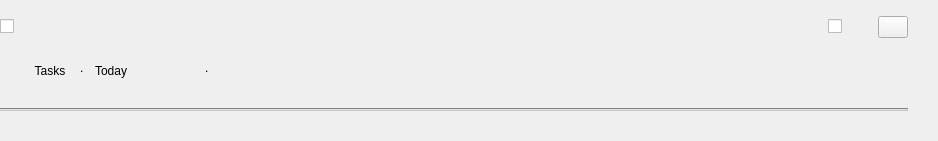
Brunowar12/Plan-My-Day, file assets/UI/task.ui: the form before one commit.
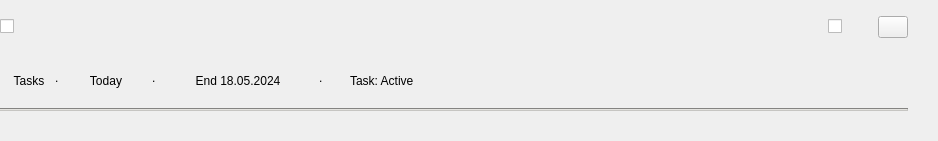
The form after the commit. Icons and pictures are not drawn.

The edit to the form file:
```diff
--- a/assets/UI/task.ui
+++ b/assets/UI/task.ui
@@ -120,21 +120,6 @@
    <item>
     <widget class="QWidget" name="sub_widget" native="true">
      <layout class="QHBoxLayout" name="horizontalLayout_2">
-      <property name="spacing">
-       <number>10</number>
-      </property>
-      <property name="leftMargin">
-       <number>30</number>
-      </property>
-      <property name="topMargin">
-       <number>0</number>
-      </property>
-      <property name="rightMargin">
-       <number>0</number>
-      </property>
-      <property name="bottomMargin">
-       <number>20</number>
-      </property>
       <item>
        <widget class="QLabel" name="task_label">
         <property name="maximumSize">
@@ -171,7 +156,7 @@
        <widget class="QLabel" name="label_day">
         <property name="maximumSize">
          <size>
-          <width>100</width>
+          <width>80</width>
           <height>20</height>
          </size>
         </property>
@@ -179,7 +164,39 @@
          <string>Today</string>
         </property>
         <property name="alignment">
-         <set>Qt::AlignLeading|Qt::AlignLeft|Qt::AlignVCenter</set>
+         <set>Qt::AlignCenter</set>
+        </property>
+       </widget>
+      </item>
+      <item>
+       <widget class="QLabel" name="label_space_3">
+        <property name="maximumSize">
+         <size>
+          <width>5</width>
+          <height>20</height>
+         </size>
+        </property>
+        <property name="text">
+         <string>.</string>
+        </property>
+        <property name="alignment">
+         <set>Qt::AlignLeading|Qt::AlignLeft|Qt::AlignTop</set>
+        </property>
+       </widget>
+      </item>
+      <item>
+       <widget class="QLabel" name="task_label_end">
+        <property name="maximumSize">
+         <size>
+          <width>150</width>
+          <height>20</height>
+         </size>
+        </property>
+        <property name="text">
+         <string>End 18.05.2024</string>
+        </property>
+        <property name="alignment">
+         <set>Qt::AlignCenter</set>
         </property>
        </widget>
       </item>
@@ -187,7 +204,7 @@
        <widget class="QLabel" name="label_space_2">
         <property name="maximumSize">
          <size>
-          <width>16777215</width>
+          <width>25</width>
           <height>20</height>
          </size>
         </property>
@@ -199,6 +216,16 @@
         </property>
        </widget>
       </item>
+      <item>
+       <widget class="QLabel" name="label_task_status">
+        <property name="text">
+         <string>Task: Active</string>
+        </property>
+        <property name="alignment">
+         <set>Qt::AlignLeading|Qt::AlignLeft|Qt::AlignVCenter</set>
+        </property>
+       </widget>
+      </item>
      </layout>
     </widget>
    </item>
```
